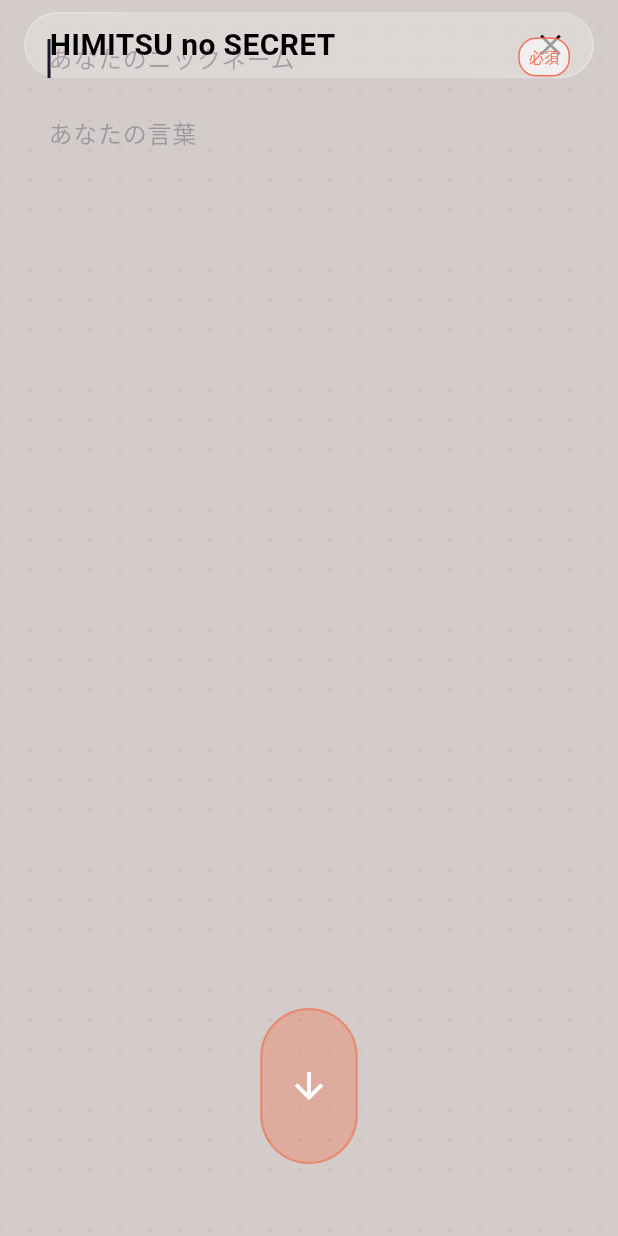
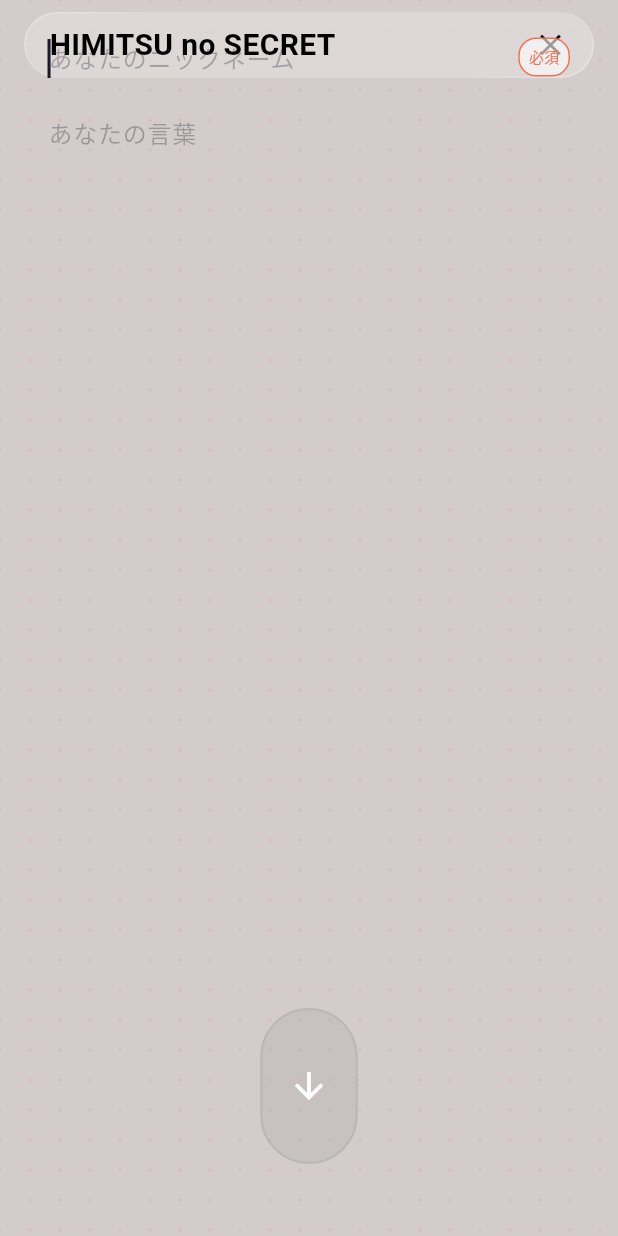
Before and after one commit to gottani-team/FlutterHack2025, a Flutter app: the MemoryBurialPage screen opened by its route, on a phone screen of 412 x 824 dp. Run offline on Flutter 3.47's test engine with Material 3 defaults, Android fonts, the phone set to English and light mode, and no system bars; our stand-ins replace audioplayers, cached_network_image, cloud_firestore, cloud_functions, equatable, firebase_ai and 17 more; missing offline and left inert: firebase_app_check, mapbox_maps_flutter; accounts and stored records are empty; generated files the repository leaves out were written again; Roboto replaces fonts that are missing (Imbue); statements that could not run were skipped.

Commit message:
fix: button animation & misc

```diff
--- a/packages/feature/lib/memory_burial/presentation/pages/memory_burial_page.dart
+++ b/packages/feature/lib/memory_burial/presentation/pages/memory_burial_page.dart
@@ -107,7 +107,7 @@ class _MemoryBurialPageState extends ConsumerState<MemoryBurialPage>
   Future<void> _handleBuryAction() async {
     final nickname = ref.read(nicknameProvider);
     final memoryText = ref.read(memoryTextProvider);
-    if (nickname.isEmpty || memoryText.length < 10 || memoryText.length > 500)
+    if (nickname.isEmpty || memoryText.length < 10 || memoryText.length > 250)
       return;
 
     // キーボードを閉じる
@@ -420,6 +420,7 @@ class _MemoryBurialPageState extends ConsumerState<MemoryBurialPage>
             child: AnimatedBurialButton(
               phase: buttonPhase,
               textLength: memoryText.length,
+              isEnabled: isButtonEnabled,
               onPressed:
                   buttonPhase == ButtonPhase.ready ? _handleBuryAction : null,
             ),
@@ -493,7 +494,7 @@ class _MemoryBurialPageState extends ConsumerState<MemoryBurialPage>
     return TextField(
       controller: _textController,
       focusNode: _textFocusNode,
-      maxLength: 500,
+      maxLength: 250,
       maxLines: null,
       minLines: 5,
       keyboardType: TextInputType.multiline,
@@ -508,7 +509,7 @@ class _MemoryBurialPageState extends ConsumerState<MemoryBurialPage>
         height: 1.6,
       ),
       inputFormatters: [
-        LengthLimitingTextInputFormatter(500),
+        LengthLimitingTextInputFormatter(250),
       ],
       decoration: InputDecoration(
         hintText: 'あなたの言葉',
--- a/packages/feature/lib/memory_burial/presentation/providers/memory_burial_providers.dart
+++ b/packages/feature/lib/memory_burial/presentation/providers/memory_burial_providers.dart
@@ -96,9 +96,9 @@ final memoryTextProvider = NotifierProvider<MemoryTextNotifier, String>(
   MemoryTextNotifier.new,
 );
 
-/// ボタン有効化の状態（ニックネーム必須 + テキスト10文字以上）
+/// ボタン有効化の状態（ニックネーム必須 + テキスト10文字以上250文字以内）
 final isButtonEnabledProvider = Provider<bool>((ref) {
   final nickname = ref.watch(nicknameProvider);
   final text = ref.watch(memoryTextProvider);
-  return nickname.isNotEmpty && text.length >= 10 && text.length <= 500;
+  return nickname.isNotEmpty && text.length >= 10 && text.length <= 250;
 });
--- a/packages/feature/lib/memory_burial/presentation/widgets/animated_burial_button.dart
+++ b/packages/feature/lib/memory_burial/presentation/widgets/animated_burial_button.dart
@@ -25,11 +25,13 @@ class AnimatedBurialButton extends StatefulWidget {
     required this.phase,
     required this.onPressed,
     this.textLength = 0,
+    this.isEnabled = false,
   });
 
   final ButtonPhase phase;
   final VoidCallback? onPressed;
   final int textLength;
+  final bool isEnabled;
 
   @override
   State<AnimatedBurialButton> createState() => _AnimatedBurialButtonState();
@@ -41,11 +43,15 @@ class _AnimatedBurialButtonState extends State<AnimatedBurialButton>
   late AnimationController _entryEffectController;
   late AnimationController _arrowFadeController;
   late AnimationController _crystalFadeController;
+  late AnimationController _shapeAnimationController;
 
   // エフェクトのアニメーション
   late Animation<double> _entryAnimation;
   late Animation<double> _arrowFadeAnimation;
   late Animation<double> _crystalFadeAnimation;
+  late Animation<double> _positionAnimation;
+  late Animation<double> _widthAnimation;
+  late Animation<double> _heightAnimation;
 
   @override
   void initState() {
@@ -91,6 +97,45 @@ class _AnimatedBurialButtonState extends State<AnimatedBurialButton>
         curve: const Interval(0.0, 0.7, curve: Curves.easeOutCubic),
       ),
     );
+
+    // 形状・位置アニメーション
+    _shapeAnimationController = AnimationController(
+      vsync: this,
+      duration: const Duration(milliseconds: 1500),
+    );
+
+    // 位置アニメーション（ease out）
+    _positionAnimation = CurvedAnimation(
+      parent: _shapeAnimationController,
+      curve: Curves.easeOut,
+    );
+
+    // 幅アニメーション: 65 → 160（固定）
+    _widthAnimation = Tween<double>(begin: 65, end: 160).animate(
+      CurvedAnimation(
+        parent: _shapeAnimationController,
+        curve: const Interval(0.0, 0.4, curve: Curves.easeOut),
+      ),
+    );
+
+    // 高さアニメーション: 104 → 160（円） → 280（オーバーシュート） → 240（最終形）
+    _heightAnimation = TweenSequence<double>([
+      TweenSequenceItem(
+        tween: Tween<double>(begin: 104, end: 160)
+            .chain(CurveTween(curve: Curves.easeOut)),
+        weight: 25,
+      ),
+      TweenSequenceItem(
+        tween: Tween<double>(begin: 160, end: 280)
+            .chain(CurveTween(curve: Curves.easeOut)),
+        weight: 35,
+      ),
+      TweenSequenceItem(
+        tween: Tween<double>(begin: 280, end: 240)
+            .chain(CurveTween(curve: Curves.easeInOut)),
+        weight: 40,
+      ),
+    ]).animate(_shapeAnimationController);
   }
 
   @override
@@ -102,6 +147,7 @@ class _AnimatedBurialButtonState extends State<AnimatedBurialButton>
         oldWidget.phase != ButtonPhase.processing) {
       _entryEffectController.forward(from: 0);
       _arrowFadeController.forward(from: 0);
+      _shapeAnimationController.forward(from: 0);
 
       // 文字が集まりきる頃（2.5秒アニメーションの終盤）にクリスタルが浮かび上がる
       // 文字がボタンに吸い込まれてクリスタルになる感じ
@@ -128,45 +174,41 @@ class _AnimatedBurialButtonState extends State<AnimatedBurialButton>
     _entryEffectController.dispose();
     _arrowFadeController.dispose();
     _crystalFadeController.dispose();
+    _shapeAnimationController.dispose();
     super.dispose();
   }
 
   @override
   Widget build(BuildContext context) {
-    final progress = (widget.textLength / 10.0).clamp(0.0, 1.0);
-
     final isProcessingOrCompleted = widget.phase == ButtonPhase.processing ||
         widget.phase == ButtonPhase.completed;
+    final isReady = widget.phase == ButtonPhase.ready;
 
-    // ボタンのサイズと位置
-    final double buttonWidth;
-    final double buttonHeight;
-    final double buttonTopOffset;
-    final double arcsCenterY;
-    final double arcsIntensity;
-    final _ButtonIcon icon;
-
-    if (isProcessingOrCompleted) {
-      buttonWidth = 160;
-      buttonHeight = 240;
-      buttonTopOffset = 146;
-      arcsCenterY = 266;
-      arcsIntensity = 1.0;
-      // processing中も矢印を表示（徐々にフェードアウト）、completed後はクリスタル
-      icon = widget.phase == ButtonPhase.completed
+    // アイコン
+    final icon = widget.phase == ButtonPhase.completed
         ? _ButtonIcon.diamond
         : _ButtonIcon.arrowDown;
-    } else {
-      buttonWidth = 65 + (160 - 65) * progress;
-      buttonHeight = 104 + (160 - 104) * progress;
-      buttonTopOffset = 148 - (148 - 120) * progress;
-      arcsCenterY = 200;
-      arcsIntensity = progress * 0.8;
-      icon = _ButtonIcon.arrowDown;
-    }
 
-    // ボタンの下端位置
-    final buttonBottomY = buttonTopOffset + buttonHeight;
+    return AnimatedBuilder(
+      animation: _shapeAnimationController,
+      builder: (context, child) {
+        // アニメーション中の値を再計算
+        final animButtonWidth = isProcessingOrCompleted
+            ? _widthAnimation.value
+            : 65.0;
+        final animButtonHeight = isProcessingOrCompleted
+            ? _heightAnimation.value
+            : 104.0;
+        final animButtonTopOffset = isProcessingOrCompleted
+            ? 148 - (148 - 146) * _positionAnimation.value
+            : 148.0;
+        final animArcsCenterY = isProcessingOrCompleted
+            ? 200 + (266 - 200) * _positionAnimation.value
+            : 200.0;
+        final animArcsIntensity = isProcessingOrCompleted
+            ? _positionAnimation.value
+            : (isReady ? 0.5 : 0.0);
+        final animButtonBottomY = animButtonTopOffset + animButtonHeight;
 
         return SizedBox(
           width: 400,
@@ -184,9 +226,9 @@ class _AnimatedBurialButtonState extends State<AnimatedBurialButton>
                       size: const Size(400, 500),
                       painter: _AtmosphericEntryPainter(
                         progress: _entryAnimation.value,
-                    buttonBottomY: buttonBottomY,
-                    buttonWidth: buttonWidth,
-                    buttonHeight: buttonHeight,
+                        buttonBottomY: animButtonBottomY,
+                        buttonWidth: animButtonWidth,
+                        buttonHeight: animButtonHeight,
                       ),
                     );
                   },
@@ -199,37 +241,39 @@ class _AnimatedBurialButtonState extends State<AnimatedBurialButton>
                 right: 0,
                 height: 400,
                 child: AnimatedOpacity(
-              opacity: arcsIntensity,
+                  opacity: animArcsIntensity,
                   duration: const Duration(milliseconds: 200),
                   child: _ConcentricArcs(
                     controller: _rotationController,
-                intensity: arcsIntensity.clamp(0.1, 1.0),
-                centerY: arcsCenterY,
+                    intensity: animArcsIntensity.clamp(0.1, 1.0),
+                    centerY: animArcsCenterY,
                   ),
                 ),
               ),
 
               // ボタン本体
-          AnimatedPositioned(
-            duration: const Duration(milliseconds: 800),
-            curve: Curves.easeOutCubic,
-            top: buttonTopOffset,
+              Positioned(
+                top: animButtonTopOffset,
                 left: 0,
                 right: 0,
                 child: Center(
                   child: GestureDetector(
-                onTap:
-                    widget.phase == ButtonPhase.ready ? widget.onPressed : null,
-                child: AnimatedContainer(
-                  duration: const Duration(milliseconds: 800),
-                  curve: Curves.easeOutCubic,
-                  width: buttonWidth,
-                  height: buttonHeight,
+                    onTap: widget.phase == ButtonPhase.ready && widget.isEnabled
+                        ? widget.onPressed
+                        : null,
+                    child: Container(
+                      width: animButtonWidth,
+                      height: animButtonHeight,
                       decoration: BoxDecoration(
-                    borderRadius: BorderRadius.circular(buttonWidth / 2),
-                    color: const Color(0xFFFF3C00).withOpacity(0.22),
+                        borderRadius:
+                            BorderRadius.circular(animButtonWidth / 2),
+                        color: widget.isEnabled
+                            ? const Color(0xFFFF3C00).withOpacity(0.22)
+                            : const Color(0xFF9E9E9E).withOpacity(0.22),
                         border: Border.all(
-                      color: const Color(0xFFFF3C00).withOpacity(0.3),
+                          color: widget.isEnabled
+                              ? const Color(0xFFFF3C00).withOpacity(0.3)
+                              : const Color(0xFF9E9E9E).withOpacity(0.3),
                           width: 1.5,
                         ),
                       ),
@@ -242,6 +286,8 @@ class _AnimatedBurialButtonState extends State<AnimatedBurialButton>
               ),
             ],
           ),
+        );
+      },
     );
   }
 
```
Lines whose indentation alone changed are shown as unchanged.
